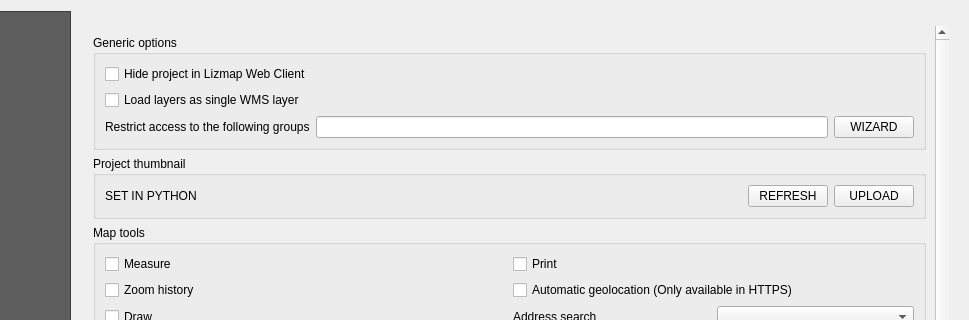
Before: the Qt Designer form QGIS_portable/QGIS3.38.1/qgisconfig/profiles/portable/python/plugins/lizmap/resources/ui/ui_lizmap.ui in yamamoto-ryuzo/yr-qgis-portable-launcher2, drawn with Qt 5; both pictures show x 231 to 1200 and y 0 to 320 of the 1200 by 900 pixel window.
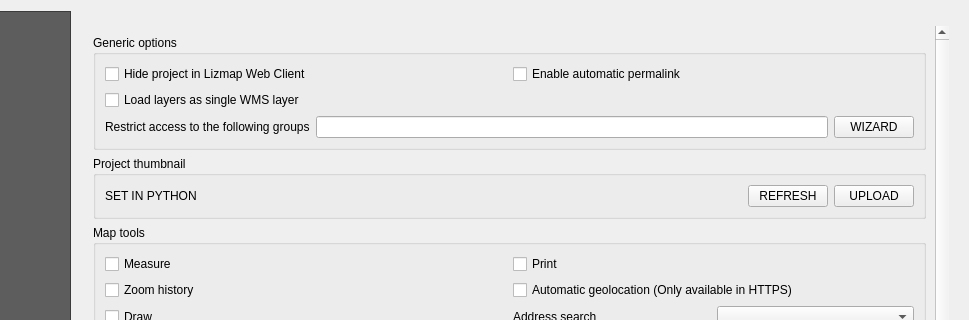
After: the same form once the commit is applied. The open tabs and pages were chosen to show the change. Custom widgets are drawn as their Qt base class.

The edit to the form file:
```diff
--- a/QGIS_portable/QGIS3.38.1/qgisconfig/profiles/portable/python/plugins/lizmap/resources/ui/ui_lizmap.ui
+++ b/QGIS_portable/QGIS3.38.1/qgisconfig/profiles/portable/python/plugins/lizmap/resources/ui/ui_lizmap.ui
@@ -795,13 +795,15 @@
                  </property>
                  <layout class="QVBoxLayout" name="verticalLayout_15">
                   <item>
+                   <layout class="QGridLayout" name="gridLayout_12">
+                    <item row="0" column="0">
                    <widget class="QCheckBox" name="cbHideProject">
                     <property name="text">
                      <string>Hide project in Lizmap Web Client</string>
                     </property>
                    </widget>
                   </item>
-                  <item>
+                    <item row="1" column="0">
                    <widget class="QCheckBox" name="checkbox_wms_single_request_all_layers">
                     <property name="toolTip">
                      <string>All the map layers will be loaded as a single WMS image</string>
@@ -811,6 +813,15 @@
                     </property>
                    </widget>
                   </item>
+                    <item row="0" column="1">
+                     <widget class="QCheckBox" name="automatic_permalink">
+                      <property name="text">
+                       <string>Enable automatic permalink</string>
+                      </property>
+                     </widget>
+                    </item>
+                   </layout>
+                  </item>
                   <item>
                    <layout class="QHBoxLayout" name="horizontalLayout_15">
                     <item>
```
Left out of the diff: 1 changed line with no effect on the pictures. Lines whose indentation alone changed are shown as unchanged.
